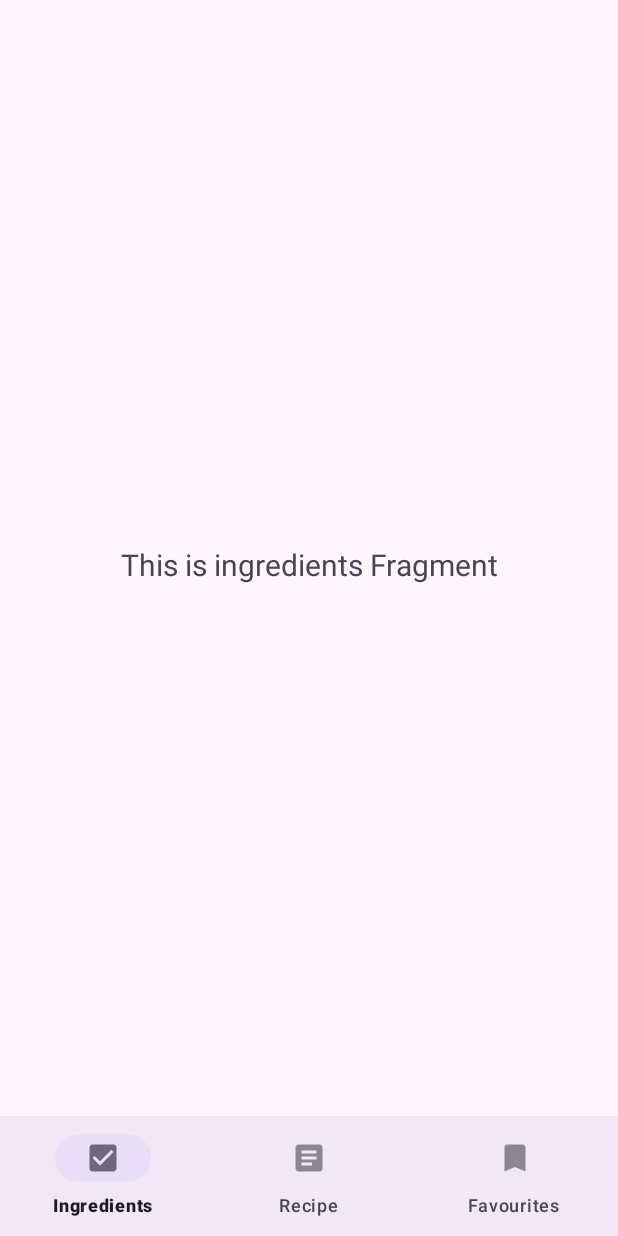
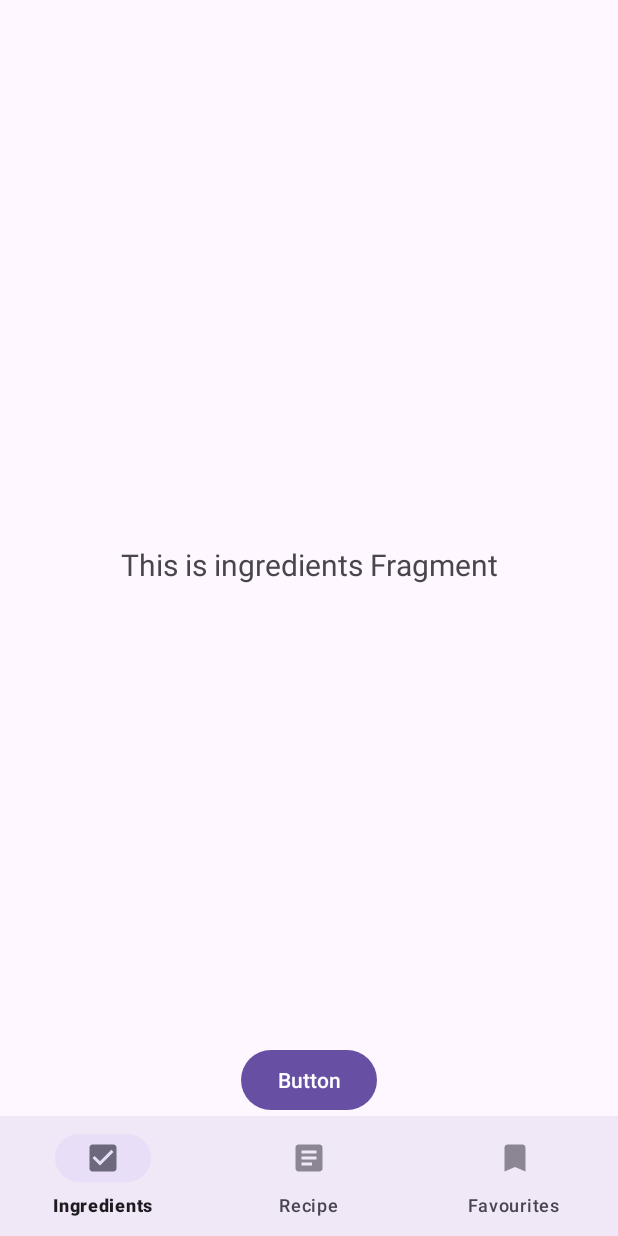
Before and after one commit to platonso/Yamify, an Android app: the screen it shows after launch once a user with an empty profile is signed in (MainActivity), on a phone screen of 412 x 824 dp. Run offline under Robolectric (Android 15) with nearby library versions, the phone set to English and light mode, and no system bars; our stand-ins replace Firebase (no records; nobody signed in at launch, a user with empty details on screens opened directly), navigation-ui.

Commit message:
added button to Recipe

```diff
--- a/app/src/main/java/com/platonso/yamify/activity/MainActivity.kt
+++ b/app/src/main/java/com/platonso/yamify/activity/MainActivity.kt
@@ -7,12 +7,16 @@ import com.google.android.material.bottomnavigation.BottomNavigationView
 import androidx.appcompat.app.AppCompatActivity
 import androidx.core.view.ViewCompat
 import androidx.core.view.WindowInsetsCompat
+import androidx.fragment.app.Fragment
 import androidx.navigation.findNavController
 import androidx.navigation.ui.AppBarConfiguration
 import androidx.navigation.ui.setupActionBarWithNavController
 import androidx.navigation.ui.setupWithNavController
 import com.platonso.yamify.R
 import com.platonso.yamify.databinding.ActivityMainBinding
+import com.platonso.yamify.ui.favourites.FavouritesFragment
+import com.platonso.yamify.ui.ingredients.IngredientsFragment
+import com.platonso.yamify.ui.recipe.RecipeFragment
 
 class MainActivity : AppCompatActivity() {
 
@@ -32,9 +36,24 @@ class MainActivity : AppCompatActivity() {
         }
 
 
-        val navView: BottomNavigationView = binding.bottomNavView
-        val navController = findNavController(R.id.nav_host_fragment_activity_main)
-        navView.setupWithNavController(navController)
+        replaceFragment(IngredientsFragment())
 
+        binding.bottomNavView.setOnItemSelectedListener {
+
+            when(it.itemId){
+                R.id.navigation_ingredients -> replaceFragment(IngredientsFragment())
+                R.id.navigation_recipe -> replaceFragment(RecipeFragment())
+                R.id.navigation_favourites -> replaceFragment(FavouritesFragment())
+            }
+            true
+        }
+    }
+
+    private fun replaceFragment(fragment : Fragment){
+
+        val fragmentManager = supportFragmentManager
+        val fragmentTransaction = fragmentManager.beginTransaction()
+        fragmentTransaction.replace(R.id.nav_host_fragment_activity_main,fragment)
+        fragmentTransaction.commit()
     }
 }
--- a/app/src/main/java/com/platonso/yamify/ui/ingredients/IngredientsFragment.kt
+++ b/app/src/main/java/com/platonso/yamify/ui/ingredients/IngredientsFragment.kt
@@ -10,7 +10,9 @@ import android.widget.TextView
 import androidx.fragment.app.Fragment
 import androidx.fragment.app.FragmentTransaction
 import androidx.lifecycle.ViewModelProvider
+import com.google.android.material.bottomnavigation.BottomNavigationView
 import com.platonso.yamify.R
+import com.platonso.yamify.activity.MainActivity
 import com.platonso.yamify.databinding.FragmentIngredientsBinding
 import com.platonso.yamify.ui.recipe.RecipeFragment
 
@@ -35,6 +37,18 @@ class IngredientsFragment : Fragment() {
 
 
 
+        binding.button2.setOnClickListener {
+
+            val fragmentTransaction = fragmentManager?.beginTransaction()
+            fragmentTransaction?.replace(R.id.nav_host_fragment_activity_main,RecipeFragment())
+            fragmentTransaction?.commit()
+            (activity as MainActivity).findViewById<BottomNavigationView>(R.id.bottom_nav_view)
+                ?.selectedItemId = R.id.navigation_recipe
+
+        }
+
+
+
         val textView: TextView = binding.textIngredients
         ingredientsViewModel.text.observe(viewLifecycleOwner) {
             textView.text = it
--- a/app/src/main/res/layout/activity_main.xml
+++ b/app/src/main/res/layout/activity_main.xml
@@ -1,6 +1,7 @@
 <?xml version="1.0" encoding="utf-8"?>
 <androidx.constraintlayout.widget.ConstraintLayout xmlns:android="http://schemas.android.com/apk/res/android"
     xmlns:app="http://schemas.android.com/apk/res-auto"
+    xmlns:tools="http://schemas.android.com/tools"
     android:id="@+id/main"
     android:layout_width="match_parent"
     android:layout_height="match_parent"
@@ -18,7 +19,7 @@
         app:layout_constraintRight_toRightOf="parent"
         app:menu="@menu/bottom_nav_menu" />
 
-    <fragment
+    <androidx.fragment.app.FragmentContainerView
         android:id="@+id/nav_host_fragment_activity_main"
         android:name="androidx.navigation.fragment.NavHostFragment"
         android:layout_width="match_parent"
@@ -27,7 +28,6 @@
         app:layout_constraintBottom_toTopOf="@id/bottom_nav_view"
         app:layout_constraintLeft_toLeftOf="parent"
         app:layout_constraintRight_toRightOf="parent"
-        app:layout_constraintTop_toTopOf="parent"
-        app:navGraph="@navigation/mobile_navigation" />
+        app:layout_constraintTop_toTopOf="parent" />
 
 </androidx.constraintlayout.widget.ConstraintLayout>
--- a/app/src/main/res/layout/fragment_ingredients.xml
+++ b/app/src/main/res/layout/fragment_ingredients.xml
@@ -20,4 +20,13 @@
         app:layout_constraintStart_toStartOf="parent"
         app:layout_constraintTop_toTopOf="parent" />
 
+    <Button
+        android:id="@+id/button2"
+        android:layout_width="wrap_content"
+        android:layout_height="wrap_content"
+        android:text="Button"
+        app:layout_constraintBottom_toBottomOf="parent"
+        app:layout_constraintEnd_toEndOf="parent"
+        app:layout_constraintStart_toStartOf="parent" />
+
 </androidx.constraintlayout.widget.ConstraintLayout>
--- a/app/src/main/res/navigation/mobile_navigation.xml
+++ /dev/null
@@ -1,26 +0,0 @@
-<?xml version="1.0" encoding="utf-8"?>
-<navigation xmlns:android="http://schemas.android.com/apk/res/android"
-    xmlns:app="http://schemas.android.com/apk/res-auto"
-    xmlns:tools="http://schemas.android.com/tools"
-    android:id="@+id/mobile_navigation"
-    app:startDestination="@+id/navigation_ingredients">
-
-    <fragment
-        android:id="@+id/navigation_ingredients"
-        android:name="com.platonso.yamify.ui.ingredients.IngredientsFragment"
-        tools:layout="@layout/fragment_ingredients" >
-        <action
-            android:id="@+id/action_navigation_ingredients_to_navigation_recipe"
-            app:destination="@id/navigation_recipe" />
-    </fragment>
-
-    <fragment
-        android:id="@+id/navigation_recipe"
-        android:name="com.platonso.yamify.ui.recipe.RecipeFragment"
-        tools:layout="@layout/fragment_recipe" />
-
-    <fragment
-        android:id="@+id/navigation_favourites"
-        android:name="com.platonso.yamify.ui.favourites.FavouritesFragment"
-        tools:layout="@layout/fragment_favourites" />
-</navigation>
```
